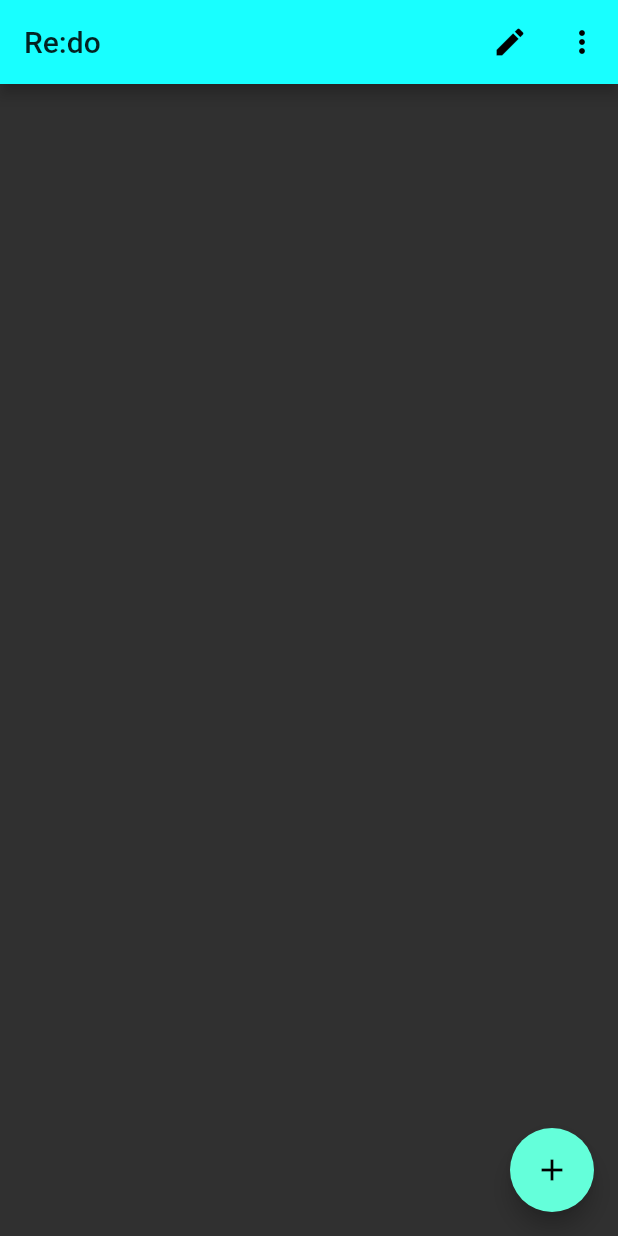
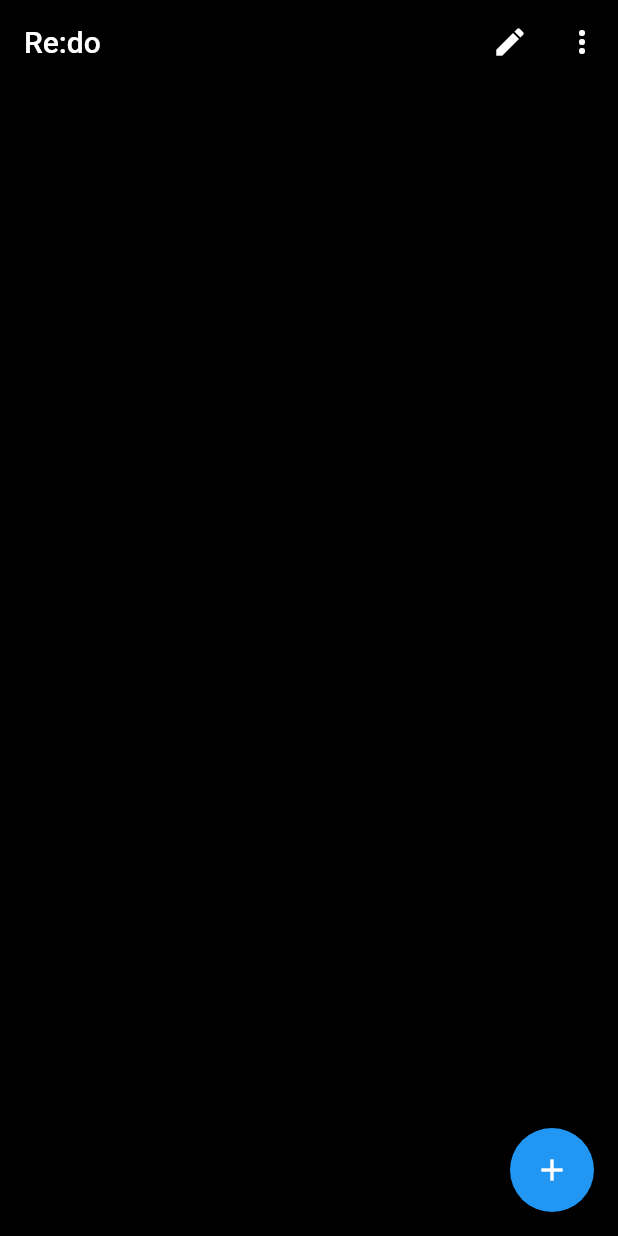
Before and after one commit to Hantasmagoria/re_do, a Flutter app: the screen it shows after launch, after a tap on the "edit" icon, on a phone screen of 412 x 824 dp. Run offline on Flutter 3.47's test engine with Material 2 defaults, Android fonts, the phone set to English and light mode, and no system bars.

Commit message:
[update] added themeswapping feature to edit button, will move to settings page after further testing and refactoring

```diff
--- /dev/null
+++ b/lib/AppTheme.dart
@@ -0,0 +1,58 @@
+import 'package:flutter/material.dart';
+
+class AppTheme {
+  //
+  AppTheme._();
+
+  static final ThemeData lightTheme = ThemeData(
+    scaffoldBackgroundColor: Colors.teal,
+    appBarTheme: AppBarTheme(
+      color: Colors.teal,
+      iconTheme: IconThemeData(
+        color: Colors.white,
+      ),
+    ),
+    cardTheme: CardTheme(
+      color: Colors.teal,
+    ),
+    iconTheme: IconThemeData(
+      color: Colors.white54,
+    ),
+    textTheme: TextTheme(
+      headline6: TextStyle(
+        color: Colors.white,
+        fontSize: 20.0,
+      ),
+      subtitle2: TextStyle(
+        color: Colors.white70,
+        fontSize: 18.0,
+      ),
+    ),
+  );
+
+  static final ThemeData darkTheme = ThemeData(
+    scaffoldBackgroundColor: Colors.black,
+    appBarTheme: AppBarTheme(
+      color: Colors.black,
+      iconTheme: IconThemeData(
+        color: Colors.white,
+      ),
+    ),
+    cardTheme: CardTheme(
+      color: Colors.black,
+    ),
+    iconTheme: IconThemeData(
+      color: Colors.white54,
+    ),
+    textTheme: TextTheme(
+      headline6: TextStyle(
+        color: Colors.white,
+        fontSize: 20.0,
+      ),
+      subtitle2: TextStyle(
+        color: Colors.white70,
+        fontSize: 18.0,
+      ),
+    ),
+  );
+}
--- /dev/null
+++ b/lib/ThemeWork.dart
@@ -0,0 +1,10 @@
+import 'package:flutter/material.dart';
+
+class AppStateNotifier extends ChangeNotifier {
+  bool isDark = false;
+
+  void switchTheme(bool isDark) {
+    this.isDark = isDark;
+    notifyListeners();
+  }
+}
--- a/lib/main.dart
+++ b/lib/main.dart
@@ -1,29 +1,40 @@
 import 'package:flutter/material.dart';
+import 'package:provider/provider.dart';
+import 'package:re_do/AppTheme.dart';
+import 'ThemeWork.dart';
 
-void main() => runApp(new Appln());
+void main() {
+  runApp(ChangeNotifierProvider<AppStateNotifier>(
+    create: (context) => AppStateNotifier(),
+    child: Appln(),
+));
+}
 
 class Appln extends StatelessWidget {
   @override
   Widget build(BuildContext context) {
-    return MaterialApp(
-      title: 'Re:do',
-      theme: ThemeData(
-        brightness: Brightness.dark,
-        primaryColor: Colors.cyanAccent,
-      ),
-      home: TodoApp()
+    return Consumer<AppStateNotifier>(
+      builder: (context, appState, child){
+        return MaterialApp(
+            title: 'Re:do',
+            theme: AppTheme.lightTheme,
+            darkTheme: AppTheme.darkTheme,
+            themeMode: appState.isDark? ThemeMode.dark : ThemeMode.light,
+            home: TodoApp()
+        );
+      }
     );
   }
 }
 
 class TodoApp extends StatefulWidget {
   @override
-  createState() => new TodoAppState();
+  TodoAppState createState() => new TodoAppState();
 }
 
 class TodoAppState extends State<TodoApp> {
   List<String> _todoItems = [];
-  var _isEditMode = false;
+  bool _isEditMode = false;
 
   void _addTodoItem(String task){
     setState(() {
@@ -49,10 +60,19 @@ class TodoAppState extends State<TodoApp> {
   Widget _buildTodoItem(String todoText, int index) {
     return new ListTile(
       title: Text(todoText),
-      onTap: ()=>_testDebuglogbah("tapped "+todoText),
+      onTap: ()=>_isEditMode?_testDebuglogbah("tapped "+todoText):_testDebuglogbah("edit "+todoText),
       onLongPress: ()=>_isEditMode?_confirmRemoveItem(index):null,
     );
   }
+
+/*  @override
+  void initState() {
+    super.initState();
+    currentTheme.addListener((){
+      print('current theme: '+ (?"light":"dark"));
+      setState((){});
+    });
+  }*/
 
   @override
   Widget build(BuildContext context) {
@@ -117,6 +137,7 @@ class TodoAppState extends State<TodoApp> {
 
   void _switchToEditMode() {
     _isEditMode = !_isEditMode;
+    Provider.of<AppStateNotifier>(context, listen:false).switchTheme(_isEditMode);
   }
   void _testDebuglogbah(String testext) {
     print(testext);
--- a/pubspec.yaml
+++ b/pubspec.yaml
@@ -28,6 +28,7 @@ dependencies:
   # The following adds the Cupertino Icons font to your application.
   # Use with the CupertinoIcons class for iOS style icons.
   cupertino_icons: ^1.0.0
+  provider: ^4.3.2
 
 dev_dependencies:
   flutter_test:
```
Also changed, not shown: pubspec.lock.
